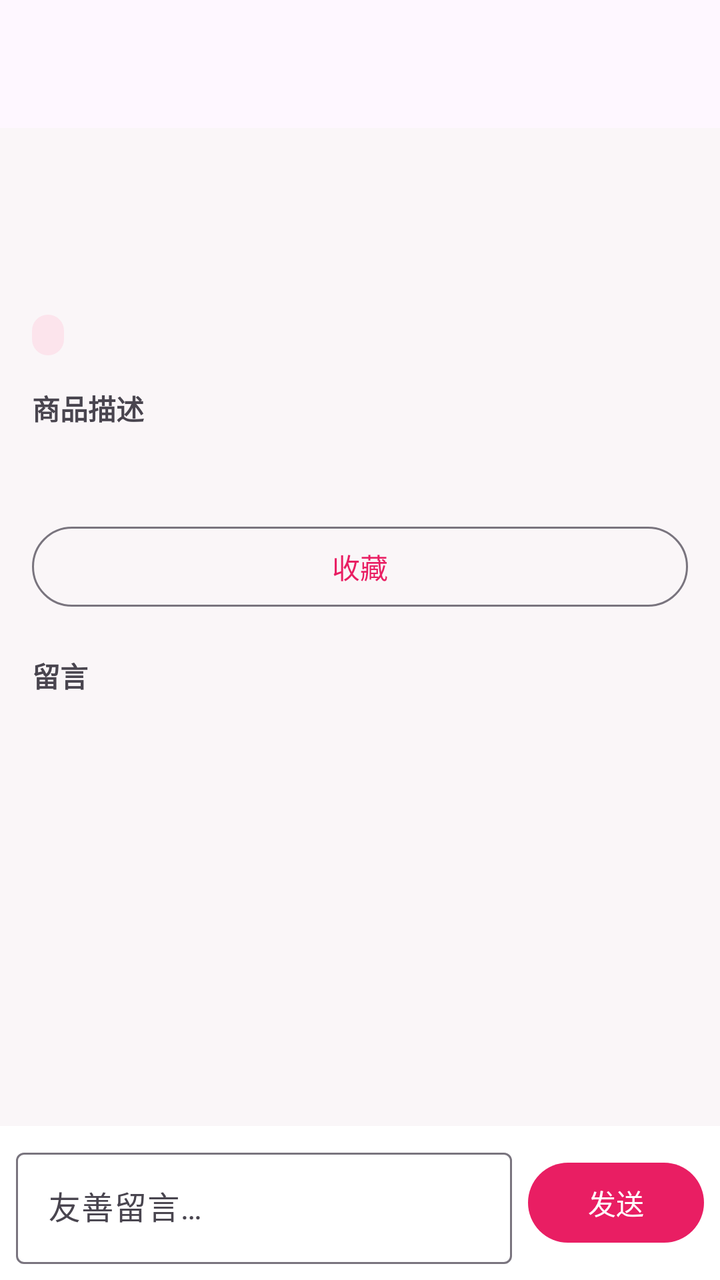
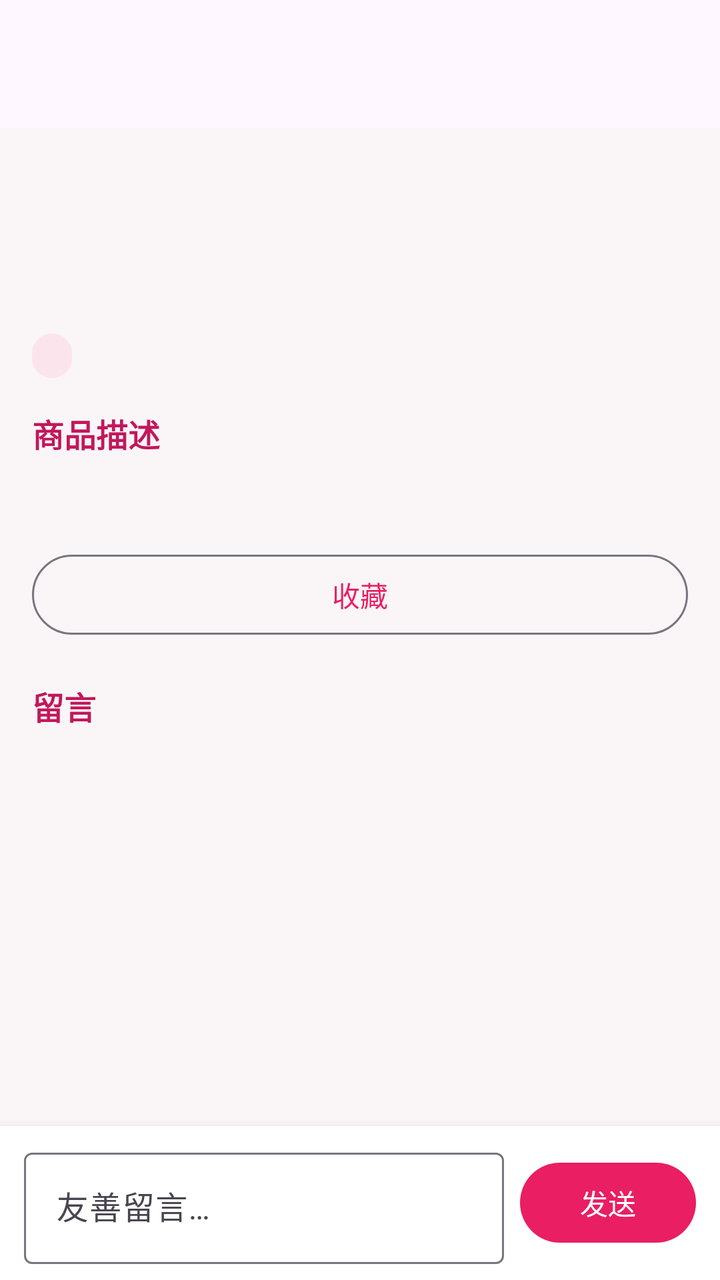

Compare the two renders of this Android layout. The source of the first and the diff that turns it into the second are given below.
<!-- AndroidManifest.xml: application theme Theme.CampusMarket -->
<!-- res/layout/activity_item_detail.xml -->
<?xml version="1.0" encoding="utf-8"?>
<LinearLayout xmlns:android="http://schemas.android.com/apk/res/android"
    xmlns:app="http://schemas.android.com/apk/res-auto"
    android:layout_width="match_parent"
    android:layout_height="match_parent"
    android:orientation="vertical">

    <com.google.android.material.appbar.AppBarLayout
        android:layout_width="match_parent"
        android:layout_height="wrap_content">

        <com.google.android.material.appbar.MaterialToolbar
            android:id="@+id/toolbar"
            android:layout_width="match_parent"
            android:layout_height="?attr/actionBarSize"
            app:titleTextColor="?attr/colorOnSurface" />
    </com.google.android.material.appbar.AppBarLayout>

    <androidx.core.widget.NestedScrollView
        android:layout_width="match_parent"
        android:layout_height="0dp"
        android:layout_weight="1"
        android:fillViewport="true">

        <LinearLayout
            android:layout_width="match_parent"
            android:layout_height="wrap_content"
            android:orientation="vertical"
            android:padding="16dp">

            <TextView
                android:id="@+id/tvTitle"
                android:layout_width="match_parent"
                android:layout_height="wrap_content"
                android:textSize="20sp"
                android:textStyle="bold" />

            <TextView
                android:id="@+id/tvPrice"
                android:layout_width="wrap_content"
                android:layout_height="wrap_content"
                android:layout_marginTop="8dp"
                android:textColor="@color/price"
                android:textSize="24sp"
                android:textStyle="bold" />

            <LinearLayout
                android:layout_width="match_parent"
                android:layout_height="wrap_content"
                android:layout_marginTop="10dp"
                android:gravity="center_vertical"
                android:orientation="horizontal">

                <TextView
                    android:id="@+id/tvCategory"
                    android:layout_width="wrap_content"
                    android:layout_height="wrap_content"
                    android:background="@drawable/bg_tag"
                    android:paddingHorizontal="8dp"
                    android:paddingVertical="2dp"
                    android:textColor="@color/tag_text"
                    android:textSize="12sp" />

                <TextView
                    android:id="@+id/tvSeller"
                    android:layout_width="wrap_content"
                    android:layout_height="wrap_content"
                    android:layout_marginStart="12dp"
                    android:textColor="@android:color/darker_gray"
                    android:textSize="13sp" />

                <TextView
                    android:id="@+id/tvTime"
                    android:layout_width="wrap_content"
                    android:layout_height="wrap_content"
                    android:layout_marginStart="12dp"
                    android:textColor="@android:color/darker_gray"
                    android:textSize="13sp" />
            </LinearLayout>

            <TextView
                android:layout_width="match_parent"
                android:layout_height="wrap_content"
                android:layout_marginTop="16dp"
                android:text="@string/description_header"
                android:textStyle="bold" />

            <TextView
                android:id="@+id/tvDescription"
                android:layout_width="match_parent"
                android:layout_height="wrap_content"
                android:layout_marginTop="6dp"
                android:lineSpacingExtra="4dp" />

            <com.google.android.material.button.MaterialButton
                android:id="@+id/btnFavorite"
                style="@style/Widget.Material3.Button.OutlinedButton"
                android:layout_width="match_parent"
                android:layout_height="wrap_content"
                android:layout_marginTop="20dp"
                android:text="@string/favorite" />

            <TextView
                android:id="@+id/tvCommentHeader"
                android:layout_width="match_parent"
                android:layout_height="wrap_content"
                android:layout_marginTop="20dp"
                android:text="@string/comment_header"
                android:textStyle="bold" />

            <androidx.recyclerview.widget.RecyclerView
                android:id="@+id/recyclerComments"
                android:layout_width="match_parent"
                android:layout_height="wrap_content"
                android:layout_marginTop="8dp"
                android:nestedScrollingEnabled="false" />

            <TextView
                android:id="@+id/tvNoComment"
                android:layout_width="match_parent"
                android:layout_height="wrap_content"
                android:layout_marginTop="8dp"
                android:gravity="center"
                android:text="@string/no_comment"
                android:textColor="@android:color/darker_gray"
                android:visibility="gone" />
        </LinearLayout>
    </androidx.core.widget.NestedScrollView>

    <LinearLayout
        android:layout_width="match_parent"
        android:layout_height="wrap_content"
        android:background="@color/surface"
        android:gravity="center_vertical"
        android:orientation="horizontal"
        android:padding="8dp">

        <com.google.android.material.textfield.TextInputLayout
            style="@style/Widget.Material3.TextInputLayout.OutlinedBox"
            android:layout_width="0dp"
            android:layout_height="wrap_content"
            android:layout_weight="1"
            android:hint="@string/hint_comment">

            <com.google.android.material.textfield.TextInputEditText
                android:id="@+id/etComment"
                android:layout_width="match_parent"
                android:layout_height="wrap_content"
                android:inputType="text"
                android:maxLines="1" />
        </com.google.android.material.textfield.TextInputLayout>

        <com.google.android.material.button.MaterialButton
            android:id="@+id/btnSend"
            android:layout_width="wrap_content"
            android:layout_height="wrap_content"
            android:layout_marginStart="8dp"
            android:text="@string/send" />
    </LinearLayout>
</LinearLayout>
<!-- resources referenced by this layout -->
<resources>
  <color name="price">#E91E63</color>
  <color name="surface">#FFFFFF</color>
  <color name="tag_text">#C2185B</color>
  <!-- drawable bg_tag (drawable) -->
  <?xml version="1.0" encoding="utf-8"?>
  <shape xmlns:android="http://schemas.android.com/apk/res/android"
      android:shape="rectangle">
      <solid android:color="@color/tag_bg" />
      <corners android:radius="999dp" />
  </shape>
  <string name="comment_header">留言</string>
  <string name="description_header">商品描述</string>
  <string name="favorite">收藏</string>
  <string name="hint_comment">友善留言…</string>
  <string name="no_comment">暂无留言，来抢沙发~</string>
  <string name="send">发送</string>
  <style name="Theme.CampusMarket" parent="Theme.Material3.DayNight.NoActionBar">
          <item name="colorPrimary">@color/primary</item>
          <item name="colorOnPrimary">@color/on_primary</item>
          <item name="colorPrimaryContainer">@color/primary_container</item>
          <item name="colorOnPrimaryContainer">@color/on_primary_container</item>
          <item name="android:statusBarColor">@color/primary_dark</item>
          <item name="android:navigationBarColor">@color/surface</item>
          <item name="android:windowBackground">@color/page_bg</item>
      </style>
  <color name="tag_bg">#FCE4EC</color>
  <color name="primary">#E91E63</color>
  <color name="on_primary">#FFFFFF</color>
  <color name="primary_container">#FCE4EC</color>
  <color name="on_primary_container">#880E4F</color>
  <color name="primary_dark">#C2185B</color>
  <color name="page_bg">#FAF6F8</color>
</resources>

<!-- the commit's change to res/layout/activity_item_detail.xml (unified diff, before → after) -->
@@ -32,16 +32,17 @@
                 android:id="@+id/tvTitle"
                 android:layout_width="match_parent"
                 android:layout_height="wrap_content"
-                android:textSize="20sp"
+                android:textColor="@color/text_primary"
+                android:textSize="22sp"
                 android:textStyle="bold" />
 
             <TextView
                 android:id="@+id/tvPrice"
                 android:layout_width="wrap_content"
                 android:layout_height="wrap_content"
-                android:layout_marginTop="8dp"
+                android:layout_marginTop="10dp"
                 android:textColor="@color/price"
-                android:textSize="24sp"
+                android:textSize="28sp"
                 android:textStyle="bold" />
 
             <LinearLayout
@@ -56,8 +57,8 @@
                     android:layout_width="wrap_content"
                     android:layout_height="wrap_content"
                     android:background="@drawable/bg_tag"
-                    android:paddingHorizontal="8dp"
-                    android:paddingVertical="2dp"
+                    android:paddingHorizontal="10dp"
+                    android:paddingVertical="3dp"
                     android:textColor="@color/tag_text"
                     android:textSize="12sp" />
 
@@ -66,7 +67,7 @@
                     android:layout_width="wrap_content"
                     android:layout_height="wrap_content"
                     android:layout_marginStart="12dp"
-                    android:textColor="@android:color/darker_gray"
+                    android:textColor="@color/text_secondary"
                     android:textSize="13sp" />
 
                 <TextView
@@ -74,7 +75,7 @@
                     android:layout_width="wrap_content"
                     android:layout_height="wrap_content"
                     android:layout_marginStart="12dp"
-                    android:textColor="@android:color/darker_gray"
+                    android:textColor="@color/text_secondary"
                     android:textSize="13sp" />
             </LinearLayout>
 
@@ -83,6 +84,8 @@
                 android:layout_height="wrap_content"
                 android:layout_marginTop="16dp"
                 android:text="@string/description_header"
+                android:textColor="@color/primary_dark"
+                android:textSize="16sp"
                 android:textStyle="bold" />
 
             <TextView
@@ -90,7 +93,8 @@
                 android:layout_width="match_parent"
                 android:layout_height="wrap_content"
                 android:layout_marginTop="6dp"
-                android:lineSpacingExtra="4dp" />
+                android:lineSpacingExtra="4dp"
+                android:textColor="@color/text_primary" />
 
             <com.google.android.material.button.MaterialButton
                 android:id="@+id/btnFavorite"
@@ -98,7 +102,8 @@
                 android:layout_width="match_parent"
                 android:layout_height="wrap_content"
                 android:layout_marginTop="20dp"
-                android:text="@string/favorite" />
+                android:text="@string/favorite"
+                app:cornerRadius="24dp" />
 
             <TextView
                 android:id="@+id/tvCommentHeader"
@@ -106,6 +111,8 @@
                 android:layout_height="wrap_content"
                 android:layout_marginTop="20dp"
                 android:text="@string/comment_header"
+                android:textColor="@color/primary_dark"
+                android:textSize="16sp"
                 android:textStyle="bold" />
 
             <androidx.recyclerview.widget.RecyclerView
@@ -122,7 +129,7 @@
                 android:layout_marginTop="8dp"
                 android:gravity="center"
                 android:text="@string/no_comment"
-                android:textColor="@android:color/darker_gray"
+                android:textColor="@color/text_secondary"
                 android:visibility="gone" />
         </LinearLayout>
     </androidx.core.widget.NestedScrollView>
@@ -131,9 +138,11 @@
         android:layout_width="match_parent"
         android:layout_height="wrap_content"
         android:background="@color/surface"
+        android:elevation="8dp"
         android:gravity="center_vertical"
         android:orientation="horizontal"
-        android:padding="8dp">
+        android:paddingHorizontal="12dp"
+        android:paddingVertical="8dp">
 
         <com.google.android.material.textfield.TextInputLayout
             style="@style/Widget.Material3.TextInputLayout.OutlinedBox"
@@ -155,6 +164,7 @@
             android:layout_width="wrap_content"
             android:layout_height="wrap_content"
             android:layout_marginStart="8dp"
-            android:text="@string/send" />
+            android:text="@string/send"
+            app:cornerRadius="24dp" />
     </LinearLayout>
 </LinearLayout>
<!-- resource entries referenced after the edit -->
@@ -3,6 +3,8 @@
   <color name="price">#E91E63</color>
   <color name="surface">#FFFFFF</color>
   <color name="tag_text">#C2185B</color>
+  <color name="text_primary">#26232A</color>
+  <color name="text_secondary">#8A8492</color>
   <!-- drawable bg_tag (drawable) -->
   <?xml version="1.0" encoding="utf-8"?>
   <shape xmlns:android="http://schemas.android.com/apk/res/android"
